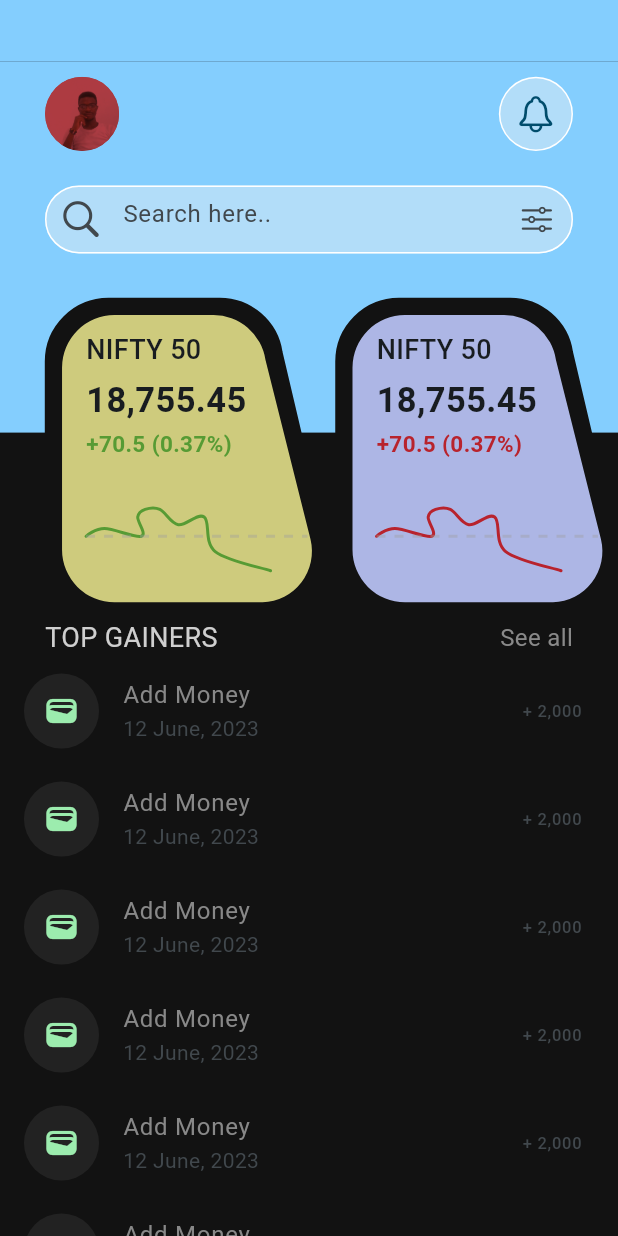
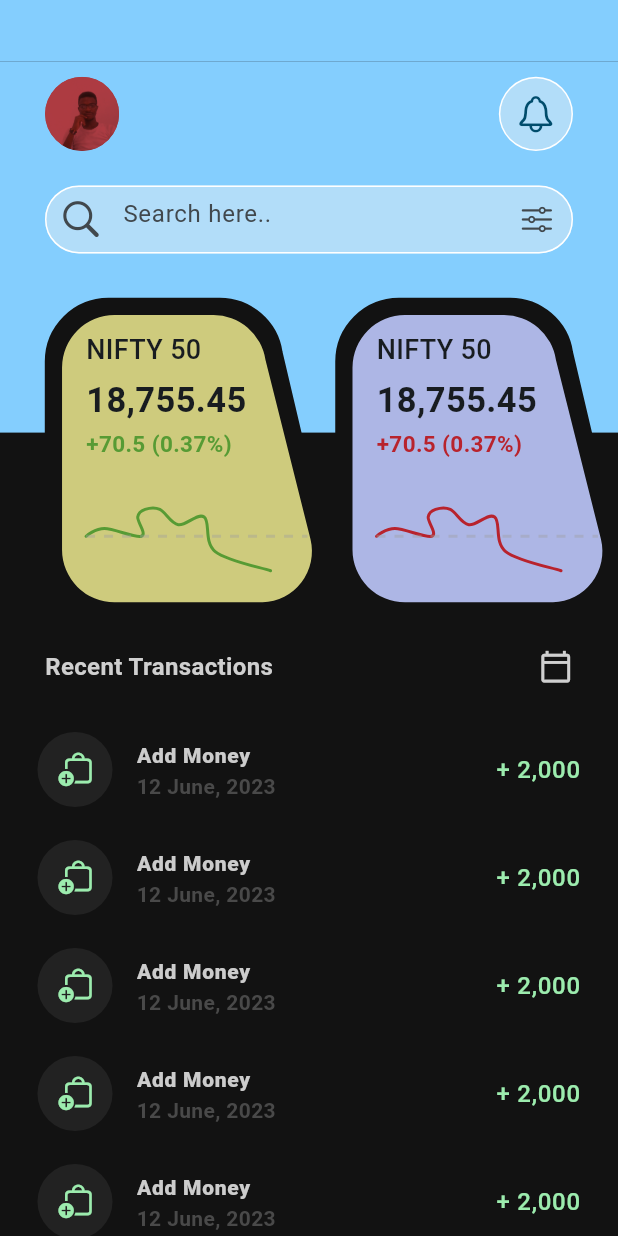
Before and after one commit to kenresoft/stockup_app, a Flutter app: the screen it shows after launch, on a phone screen of 412 x 824 dp. Run offline on Flutter 3.47's test engine with Material 3 defaults, Android fonts, the phone set to English and light mode, and no system bars; drawn by our look-alikes of fl_chart; missing offline and left inert: fontresoft.

Commit message:
List bug fixes

```diff
--- a/lib/ui/funds.dart
+++ b/lib/ui/funds.dart
@@ -140,34 +140,44 @@ class _FundsState extends State<Funds> {
 
             /// Dashboard Body
             const Padding(
-              padding: EdgeInsets.symmetric(horizontal: 30),
+              padding: EdgeInsets.symmetric(horizontal: 30, vertical: 21),
               child: Row(
                 mainAxisAlignment: MainAxisAlignment.spaceBetween,
                 children: [
-                  Text('TOP GAINERS', style: TextStyle(color: Color(0xffCFCFCF), fontSize: 18)),
-                  Text('See all', style: TextStyle(color: Color(0xff898989), fontSize: 16)),
+                  Text(
+                    'Recent Transactions',
+                    style: TextStyle(color: Color(0xffCFCFCF), fontWeight: FontWeight.bold, fontSize: 16),
+                  ),
+                  Icon(Icons.calendar_today_outlined, color: Color(0xffCFCFCF), size: 23,),
                 ],
               ),
             ),
 
-            ListView.builder(
-              itemCount: 8,
-              shrinkWrap: true,
+            SizedBox(
+              height: height / 2,
+              child: ListView.builder(
+                itemCount: 18,
+                padding: EdgeInsets.zero,
                 itemBuilder: (context, index) {
                   return const ListTile(
+                    contentPadding: EdgeInsets.symmetric(horizontal: 25),
                     leading: CircleAvatar(
                       backgroundColor: Color(0xff222222),
                       maxRadius: 25,
-                    child: Icon(Icons.wallet, color: Color(0xff9CECAE)),
+                      child: Icon(CupertinoIcons.bag_badge_plus, color: Color(0xff9CECAE)),
                     ),
                     title: Text(
                       'Add Money',
-                    style: TextStyle(color: Color(0xff888888)),
+                      style: TextStyle(color: Color(0xffcccccc), fontSize: 14, fontWeight: FontWeight.w800),
                     ),
-                  subtitle: Text('12 June, 2023'),
-                  trailing: Text('+ 2,000'),
+                    subtitle: Text(
+                      '12 June, 2023',
+                      style: TextStyle(fontWeight: FontWeight.w600, color: Color(0xff494949)),
+                    ),
+                    trailing: Text('+ 2,000', style: TextStyle(fontSize: 16, color: Color(0xff9CECAE))),
                   );
                 },
+              ),
             ),
           ],
         ),
```
Lines whose indentation alone changed are shown as unchanged.
